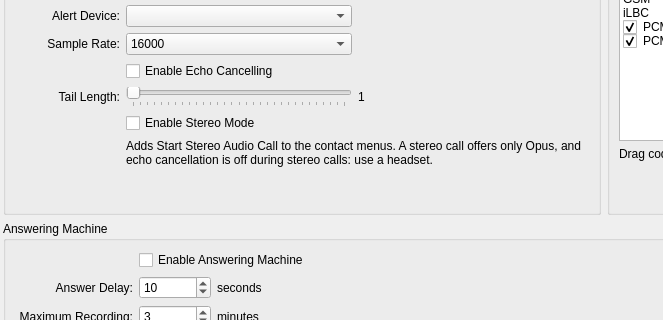
The window that resources/preferences.ui (AGProjects/blink-qt) describes before a commit, drawn with Qt 5; both pictures show x 0 to 663 and y 112 to 432 of the 890 by 630 pixel window.
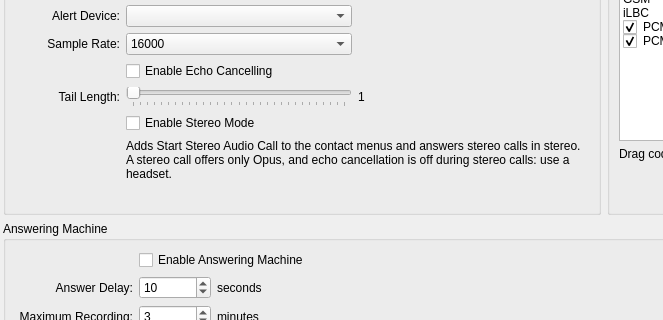
The same window after the commit. The open tabs and pages were chosen to show the change. Icons and pictures are not drawn. Custom widgets are drawn as their Qt base class.

Commit message: Improve stereo calls handling

```diff
--- a/resources/preferences.ui
+++ b/resources/preferences.ui
@@ -2266,7 +2266,7 @@
            <item row="7" column="1" colspan="2">
             <widget class="QLabel" name="stereo_note_label">
              <property name="text">
-              <string>Adds Start Stereo Audio Call to the contact menus. A stereo call offers only Opus, and echo cancellation is off during stereo calls: use a headset.</string>
+              <string>Adds Start Stereo Audio Call to the contact menus and answers stereo calls in stereo. A stereo call offers only Opus, and echo cancellation is off during stereo calls: use a headset.</string>
              </property>
              <property name="wordWrap">
               <bool>true</bool>
```
The commit also changes 3 other files.
